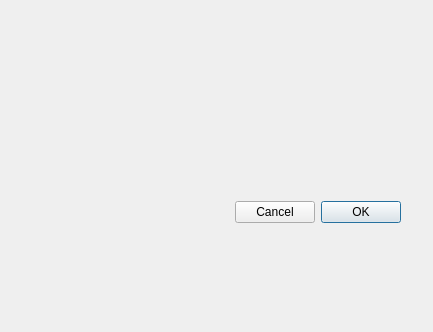
First picture: the form in src/DTPySide/DTFrame/Ui_DTDialog.ui, repository Holence/DTPySide, before the edit.
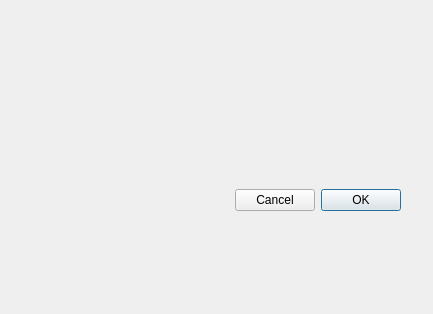
Second picture: the form after the edit. Custom widgets are drawn as their Qt base class.

Diff of the .ui file:
```diff
--- a/src/DTPySide/DTFrame/Ui_DTDialog.ui
+++ b/src/DTPySide/DTFrame/Ui_DTDialog.ui
@@ -7,7 +7,7 @@
     <x>0</x>
     <y>0</y>
     <width>433</width>
-    <height>332</height>
+    <height>314</height>
    </rect>
   </property>
   <property name="windowTitle">
@@ -45,7 +45,7 @@
    <item>
     <layout class="QHBoxLayout" name="centralWidget">
      <property name="leftMargin">
-      <number>8</number>
+      <number>9</number>
      </property>
      <property name="topMargin">
       <number>10</number>
```
